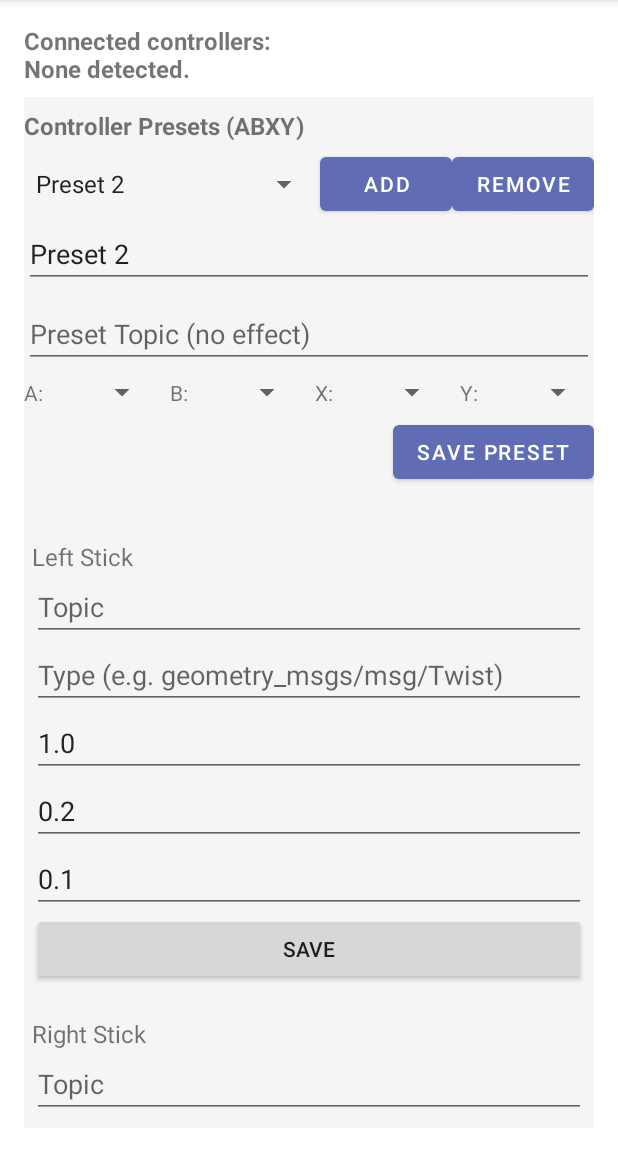
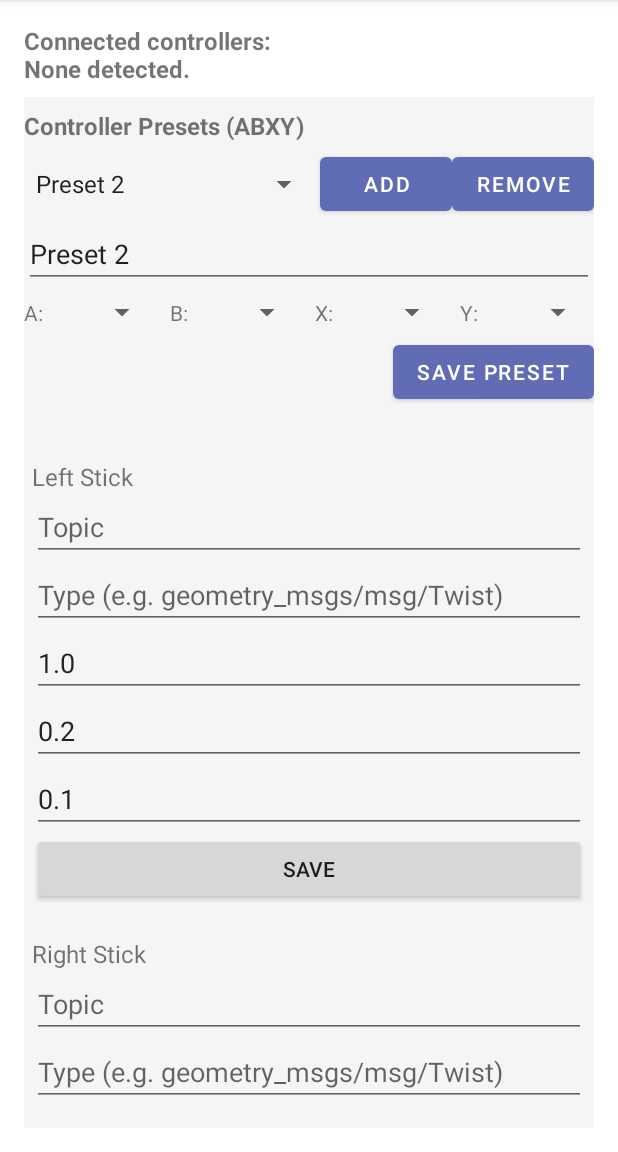
Before and after one commit to WinstonHar/Ros2BridgeMobile, an Android app built with Jetpack Compose: the fragment ControllerSupportFragment shown on its own in the app's theme, after a tap on "ADD", on a phone screen of 412 x 824 dp, the part 84-1236 px from its top. Run offline under Robolectric (Android 15) with nearby library versions, the phone set to English and light mode, and no system bars.

Commit message:
fixed topic issue

```diff
--- a/app/src/main/java/com/example/testros2jsbridge/ControllerSupportFragment.kt
+++ b/app/src/main/java/com/example/testros2jsbridge/ControllerSupportFragment.kt
@@ -285,7 +285,6 @@ class ControllerSupportFragment : Fragment() {
     private fun setupPresetManagementUI(root: View) {
         val presetSpinner = root.findViewById<android.widget.Spinner>(R.id.spinner_presets)
         val nameEdit = root.findViewById<android.widget.EditText>(R.id.edit_preset_name)
-        val topicEdit = root.findViewById<android.widget.EditText>(R.id.edit_preset_topic)
         val buttonSpinners = mapOf(
             "A" to root.findViewById<android.widget.Spinner>(R.id.spinner_abtn),
             "B" to root.findViewById<android.widget.Spinner>(R.id.spinner_bbtn),
@@ -343,7 +342,6 @@ class ControllerSupportFragment : Fragment() {
             if (safeIdx < presets.size) {
                 val preset = presets[safeIdx]
                 if (!nameEdit.hasFocus()) nameEdit.setText(preset.name)
-                if (!topicEdit.hasFocus()) topicEdit.setText(preset.topic)
                 val appActionNames = getAppActionNames()
                 buttonSpinners.forEach { (btnKey, spinner) ->
                     setupActionSpinner(spinner, appActionNames, preset.abxy[btnKey] ?: "")
@@ -354,7 +352,6 @@ class ControllerSupportFragment : Fragment() {
         fun saveCurrentPreset() {
             val preset = presets[selectedIdx]
             preset.name = nameEdit.text.toString().ifEmpty { "Preset" }
-            preset.topic = topicEdit.text.toString().ifEmpty { "" }
             saveControllerPresets(presets)
             updateUI()
         }
@@ -802,7 +799,7 @@ class ControllerSupportFragment : Fragment() {
         actions.add(
             AppAction(
                 displayName = "Cycle Presets",
-                topic = "",
+                topic = "/ignore", // Not used, safe default
                 type = "Set",
                 source = "Controller",
                 msg = ""
--- a/app/src/main/java/com/example/testros2jsbridge/GeometryStdMsgFragment.kt
+++ b/app/src/main/java/com/example/testros2jsbridge/GeometryStdMsgFragment.kt
@@ -239,14 +239,14 @@ class GeometryStdMsgFragment : Fragment() {
         }
         parentLayout.addView(savedButtonsLayout)
 
-        // Add topic input (no default value)
+        val prefs = requireContext().getSharedPreferences(PERSIST_PREFS, Context.MODE_PRIVATE)
+
+        // Add topic input field
         val topicLayout = TextInputLayout(requireContext(), null, com.google.android.material.R.style.Widget_Material3_TextInputLayout_OutlinedBox)
         topicLayout.layoutParams = LinearLayout.LayoutParams(LinearLayout.LayoutParams.MATCH_PARENT, LinearLayout.LayoutParams.WRAP_CONTENT)
         topicLayout.hint = "Topic Name"
         topicEditText = TextInputEditText(requireContext())
         topicEditText.layoutParams = LinearLayout.LayoutParams(LinearLayout.LayoutParams.MATCH_PARENT, LinearLayout.LayoutParams.WRAP_CONTENT)
-        // Restore topic if present
-        val prefs = requireContext().getSharedPreferences(PERSIST_PREFS, Context.MODE_PRIVATE)
         topicEditText.setText(prefs.getString(KEY_TOPIC, "/"))
         topicLayout.addView(topicEditText)
         parentLayout.addView(topicLayout, 0)
--- a/app/src/main/res/layout/fragment_controller_support.xml
+++ b/app/src/main/res/layout/fragment_controller_support.xml
@@ -133,13 +133,6 @@
             android:layout_width="match_parent"
             android:layout_height="wrap_content"
             android:hint="Preset Name" />
-        <EditText
-            android:id="@+id/edit_preset_topic"
-            android:layout_width="match_parent"
-            android:layout_height="wrap_content"
-            android:hint="Preset Topic (no effect)"
-            android:inputType="textUri"
-            android:layout_marginTop="8dp"/>
         <LinearLayout
             android:layout_width="match_parent"
             android:layout_height="wrap_content"
```
Also changed, not shown: 1 other file.
